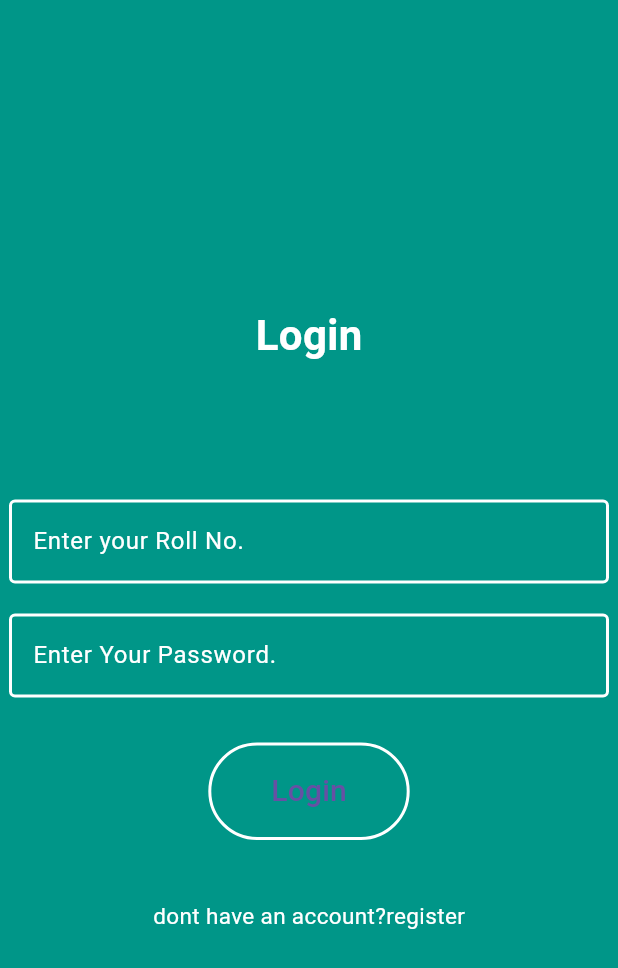
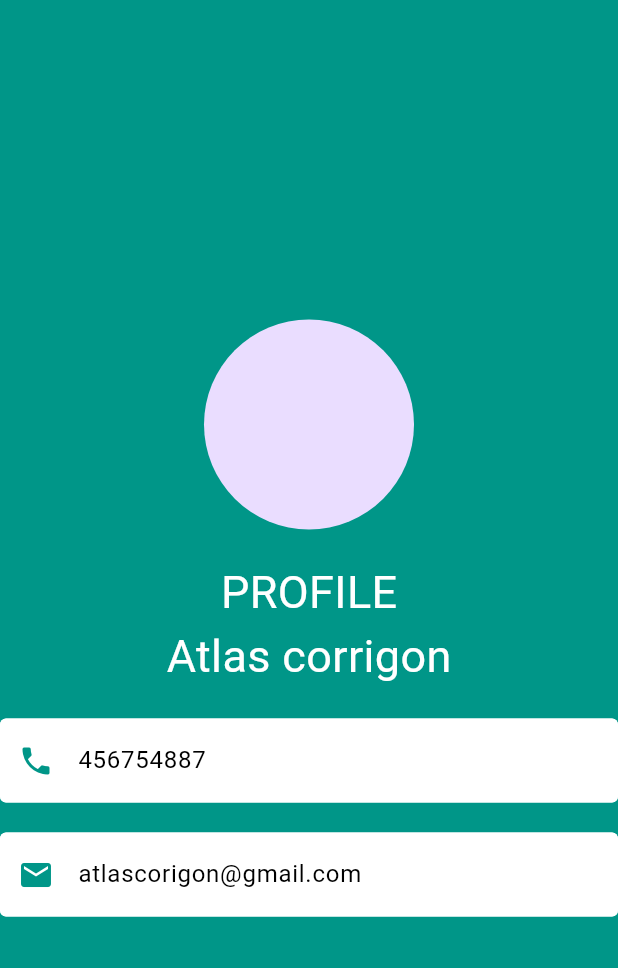
Before and after one commit to AjanyaVinayan/demo, a Flutter app: the screen it shows after launch, on a phone screen of 412 x 824 dp. Shown: the top 968 px of the screen. Run offline on Flutter 3.47's test engine with Material 3 defaults, Android fonts, the phone set to English and light mode, and no system bars; our stand-ins replace qr_flutter; missing offline and left inert: mobile_scanner.

Commit message:
profile added

```diff
--- /dev/null
+++ b/lib/home.dart
@@ -0,0 +1,78 @@
+import 'package:flutter/material.dart';
+class Home extends StatefulWidget {
+  const Home({Key? key}) : super(key: key);
+
+  @override
+  State<Home> createState() => _HomeState();
+}
+
+class _HomeState extends State<Home> {
+  @override
+  Widget build(BuildContext context) {
+    return Scaffold(
+      backgroundColor: Colors.teal,
+      body: Center(
+        child: Column(
+          mainAxisAlignment: MainAxisAlignment.center,
+          children: [
+            CircleAvatar(
+              radius: 70,
+            ),
+            SizedBox(height: 20,),
+            Text('PROFILE',
+              style:TextStyle(
+                  color:Colors.white,
+              fontSize: 30)
+              ,),
+            Text('Atlas corrigon',
+              style:TextStyle(
+                  color:Colors.white,
+                  fontSize: 30)
+              ,),
+        SizedBox(height: 20,),
+        Container(
+          width: 500,
+          child: TextField(
+            decoration: InputDecoration(
+              prefixIcon: Icon(Icons.phone),
+              prefixIconColor: Colors.teal,
+              fillColor: Colors.white,
+              filled: true,
+              hintText: '456754887',
+              hintStyle: TextStyle(
+                  color: Colors.black
+              ),
+              enabledBorder:OutlineInputBorder(
+                  borderSide: BorderSide(
+                      width: 2,color: Colors.white)
+              ),
+            ),
+          ),
+        ),
+            SizedBox(height: 20,),
+            Container(
+              width: 500,
+              child: TextField(
+                decoration: InputDecoration(
+                  prefixIcon: Icon(Icons.email),
+                  prefixIconColor: Colors.teal,
+                  fillColor: Colors.white,
+                  filled: true,
+                  hintText: 'atlascorigon@gmail.com',
+                  hintStyle: TextStyle(
+                      color: Colors.black
+                  ),
+                  enabledBorder:OutlineInputBorder(
+                      borderSide: BorderSide(
+                          width: 2,color: Colors.white)
+                  ),
+                ),
+              ),
+            ),
+
+          ],
+        ),
+      ),
+    );
+  }
+}
--- a/lib/login.dart
+++ b/lib/login.dart
@@ -1,4 +1,6 @@
 import 'package:flutter/material.dart';
+import 'package:qr_app/qr_signin.dart';
+import 'package:qr_app/registration.dart';
 class Login extends StatefulWidget {
   const Login({Key? key}) : super(key: key);
 
@@ -54,7 +56,9 @@ class _LoginState extends State<Login> {
               ),
             ),
             SizedBox(height: 30,),
-            TextButton(onPressed: (){},
+            TextButton(onPressed: (){
+              Navigator.push(context, MaterialPageRoute(builder:(context)=>Qr()));
+            },
                 child:Container(
                     padding: EdgeInsets.symmetric(horizontal: 30,vertical: 10),
                     child: Text('Login',style: TextStyle(fontSize: 20),)),
@@ -64,8 +68,13 @@ class _LoginState extends State<Login> {
             ),
             ),
             SizedBox(height: 40,),
-            Text('dont have an account?register',
-              style: TextStyle(fontSize: 15,color:Colors.white)),
+            TextButton(
+              onPressed: (){
+                Navigator.push(context, MaterialPageRoute(builder:(context)=>Reg()));
+              },
+              child: Text('dont have an account?register',
+                style: TextStyle(fontSize: 15,color:Colors.white)),
+            ),
           ],
         ),
       ),
--- a/lib/main.dart
+++ b/lib/main.dart
@@ -1,8 +1,10 @@
+import 'scan.dart';
 import 'package:flutter/material.dart';
 import 'package:qr_app/qr_signin.dart';
 import 'login.dart';
 import 'package:qr_app/registration.dart';
 import 'package:qr_app/registration.dart';
+import 'home.dart';
 void main() {
   runApp(const MyApp());
 }
@@ -17,9 +19,11 @@ class _MyAppState extends State<MyApp> {
   @override
   Widget build(BuildContext context) {
     return MaterialApp(
-      home:Login()
+      //home:Login()
      // home: Reg(),
-     // home: Qr(),
+      //home: Qr(),
+     // home: Scan(),
+      home: Home(),
     );
   }
 }
--- a/pubspec.yaml
+++ b/pubspec.yaml
@@ -35,6 +35,7 @@ dependencies:
   # The following adds the Cupertino Icons font to your application.
   # Use with the CupertinoIcons class for iOS style icons.
   cupertino_icons: ^1.0.2
+  mobile_scanner: ^4.0.1
 
 
 dev_dependencies:
```
Also changed, not shown: lib/qr_signin.dart (+21 -0 lines), lib/scan.dart (added, +20 -0 lines), pubspec.lock.
